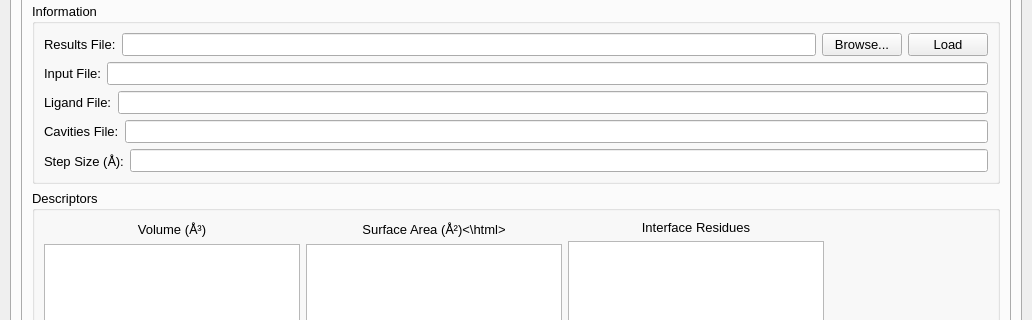
jvsguerra/kvfinder-ws, file client/KVFinder-web-tools/KVFinder-web.ui: the form before one commit; both pictures show x 0 to 1032 and y 196 to 516 of the 1032 by 707 pixel window.
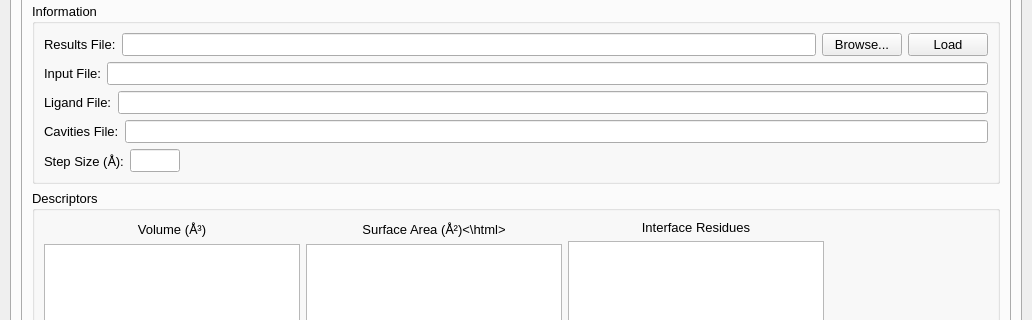
The form after the commit. The open tabs and pages were chosen to show the change.

Commit message: Filling Information (input, ligand, cavity, step size) group and Descriptors group (Volume, Area, Residues) in results visualization. Loading input, ligand and output to PyMOL viewer.

What changed in the file:
```diff
--- a/client/KVFinder-web-tools/KVFinder-web.ui
+++ b/client/KVFinder-web-tools/KVFinder-web.ui
@@ -1904,11 +1904,45 @@
                  </item>
                  <item>
                   <widget class="QLineEdit" name="vis_step_size_entry">
+                   <property name="sizePolicy">
+                    <sizepolicy hsizetype="Minimum" vsizetype="Fixed">
+                     <horstretch>0</horstretch>
+                     <verstretch>0</verstretch>
+                    </sizepolicy>
+                   </property>
+                   <property name="maximumSize">
+                    <size>
+                     <width>50</width>
+                     <height>16777215</height>
+                    </size>
+                   </property>
+                   <property name="text">
+                    <string/>
+                   </property>
+                   <property name="maxLength">
+                    <number>10</number>
+                   </property>
+                   <property name="alignment">
+                    <set>Qt::AlignCenter</set>
+                   </property>
                    <property name="readOnly">
                     <bool>true</bool>
                    </property>
                   </widget>
                  </item>
+                 <item>
+                  <spacer name="horizontalSpacer_2">
+                   <property name="orientation">
+                    <enum>Qt::Horizontal</enum>
+                   </property>
+                   <property name="sizeHint" stdset="0">
+                    <size>
+                     <width>40</width>
+                     <height>20</height>
+                    </size>
+                   </property>
+                  </spacer>
+                 </item>
                 </layout>
                </item>
               </layout>
```
Left out of the diff: 68 changed lines with no effect on the pictures. The commit also changes 1 other file.
